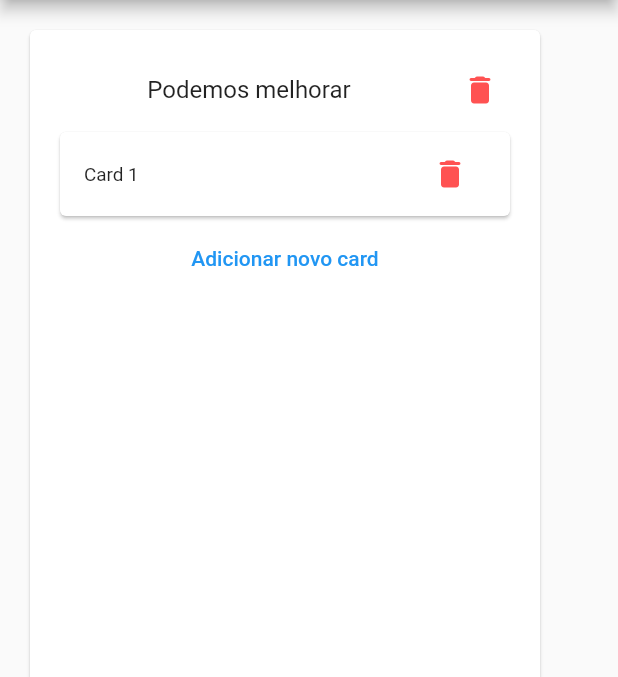
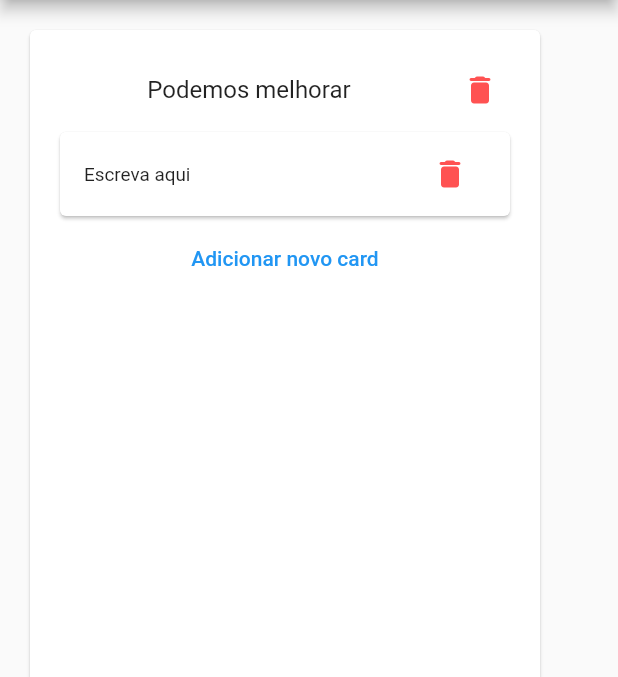
Before and after one commit to RxDx/zup_retro, a Flutter app: the screen it shows after launch, after a tap on the "delete" icon, after a tap on "Adicionar novo card", on a phone screen of 412 x 824 dp, the part 84-761 px from its top. Run offline on Flutter 3.47's test engine with Material 2 defaults, Android fonts, the phone set to English and light mode, and no system bars.

Commit message:
Edit card

```diff
--- a/lib/model/card.dart
+++ b/lib/model/card.dart
@@ -1,5 +1,10 @@
 class Card {
   final String id;
+  String? text;
 
-  Card(this.id);
+  Card(this.id, {this.text});
+
+  String get textOrPlaceholder {
+    return text ?? "Escreva aqui";
+  }
 }
--- a/lib/widget/card_widget.dart
+++ b/lib/widget/card_widget.dart
@@ -13,12 +13,27 @@ class CardWidget extends StatefulWidget {
 
 class _CardWidgetState extends State<CardWidget> {
 
+  bool _isEditing = false;
+
   @override
   Widget build(BuildContext context) {
     return Card(
         child: ListTile(
-          title: Text(
-            widget.card.id,
+          title: _isEditing ?
+          TextField(
+            autofocus: true,
+            controller: TextEditingController()..text = widget.card.text ?? "",
+            onSubmitted: (value) {
+              setState(() {
+                if (value.isNotEmpty) {
+                  widget.card.text = value;
+                }
+                _isEditing = false;
+              });
+            },
+          ) :
+          Text(
+            widget.card.textOrPlaceholder,
             style: Theme.of(context).textTheme.bodyText2,
             textScaleFactor: 0.9,
           ),
@@ -27,7 +42,11 @@ class _CardWidgetState extends State<CardWidget> {
             color: Colors.redAccent,
             onPressed: widget.onDeleteCard,
           ),
-          onTap: () {},
+          onTap: () {
+            setState(() {
+              _isEditing = true;
+            });
+          },
         )
     );
   }
```
